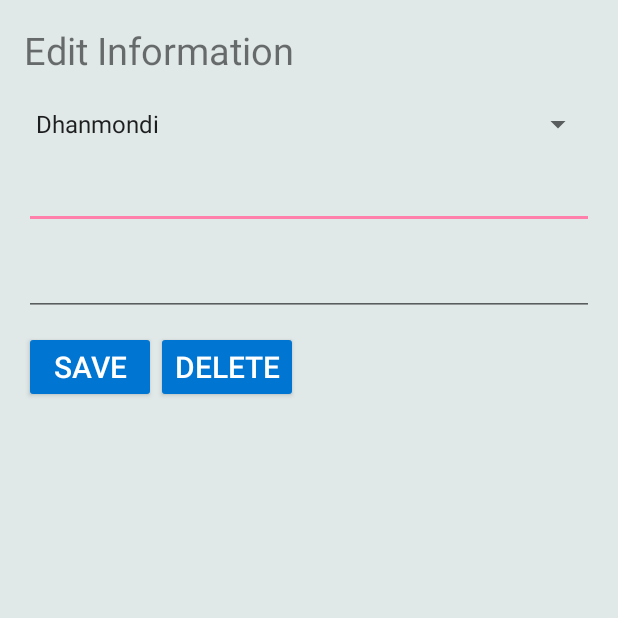
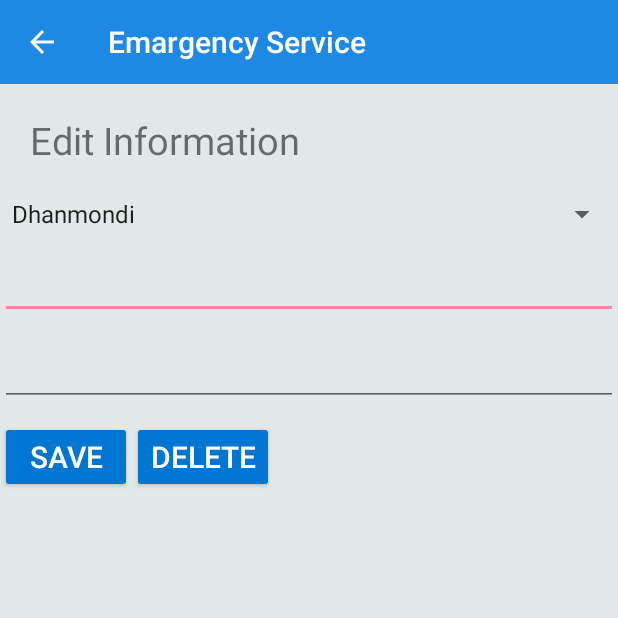
Before and after one commit to bdcosta07/EmergencyService, an Android app: the EditFireService screen opened directly, with no data from a screen before it, on a phone screen of 412 x 824 dp, the top half of it. Run offline under Robolectric (Android 15) with nearby library versions, the phone set to English and light mode, and no system bars; 4 statements that could not run were skipped.

Commit message:
Edits...

```diff
--- a/app/src/main/java/com/kichukkhon/emergencyservice/Activity/AmbulanceActivity.java
+++ b/app/src/main/java/com/kichukkhon/emergencyservice/Activity/AmbulanceActivity.java
@@ -49,6 +49,7 @@ public class AmbulanceActivity extends ESBaseActivity {
         mToolbar = (Toolbar) findViewById(R.id.toolbar);
 
         setSupportActionBar(mToolbar);
+        getSupportActionBar().setDisplayHomeAsUpEnabled(true);
         getSupportActionBar().setDisplayShowHomeEnabled(true);
 
 
--- a/app/src/main/java/com/kichukkhon/emergencyservice/Activity/FireServiceActivity.java
+++ b/app/src/main/java/com/kichukkhon/emergencyservice/Activity/FireServiceActivity.java
@@ -49,6 +49,7 @@ public class FireServiceActivity extends ESBaseActivity {
         mToolbar = (Toolbar) findViewById(R.id.toolbar);
 
         setSupportActionBar(mToolbar);
+        getSupportActionBar().setDisplayHomeAsUpEnabled(true);
         getSupportActionBar().setDisplayShowHomeEnabled(true);
 
 
--- a/app/src/main/java/com/kichukkhon/emergencyservice/Activity/MainActivity.java
+++ b/app/src/main/java/com/kichukkhon/emergencyservice/Activity/MainActivity.java
@@ -30,6 +30,7 @@ public class MainActivity extends ESBaseActivity {
         mToolbar = (Toolbar) findViewById(R.id.toolbar);
 
         setSupportActionBar(mToolbar);
+        //getSupportActionBar().setDisplayHomeAsUpEnabled(true);
         getSupportActionBar().setDisplayShowHomeEnabled(true);
 
         imgAmbulance=(ImageView)findViewById(R.id.imgAmbulance);
--- a/app/src/main/java/com/kichukkhon/emergencyservice/Activity/PoliceActivity.java
+++ b/app/src/main/java/com/kichukkhon/emergencyservice/Activity/PoliceActivity.java
@@ -45,6 +45,7 @@ public class PoliceActivity extends ESBaseActivity {
         mToolbar = (Toolbar) findViewById(R.id.toolbar);
 
         setSupportActionBar(mToolbar);
+        getSupportActionBar().setDisplayHomeAsUpEnabled(true);
         getSupportActionBar().setDisplayShowHomeEnabled(true);
 
         lvPoliceStation=(ListView)findViewById(R.id.lvPolice);
--- a/app/src/main/java/com/kichukkhon/emergencyservice/EditActivity/EditFireService.java
+++ b/app/src/main/java/com/kichukkhon/emergencyservice/EditActivity/EditFireService.java
@@ -5,6 +5,7 @@ import android.content.Intent;
 import android.support.v7.app.AlertDialog;
 import android.support.v7.app.AppCompatActivity;
 import android.os.Bundle;
+import android.support.v7.widget.Toolbar;
 import android.view.View;
 import android.widget.ArrayAdapter;
 import android.widget.EditText;
@@ -29,11 +30,18 @@ public class EditFireService extends AppCompatActivity {
     FireServiceInfo fireServiceInfo;
     FireServiceManager fireServiceManager;
     AreaManager areaManager;
+    Toolbar mToolbar;
 
     @Override
     protected void onCreate(Bundle savedInstanceState) {
         super.onCreate(savedInstanceState);
         setContentView(R.layout.activity_edit_fire_service);
+
+        mToolbar = (Toolbar) findViewById(R.id.toolbar);
+
+        setSupportActionBar(mToolbar);
+        getSupportActionBar().setDisplayHomeAsUpEnabled(true);
+        getSupportActionBar().setDisplayShowHomeEnabled(true);
 
         spinnerArea = (Spinner) findViewById(R.id.spinnerArea);
         txtAddress = (EditText) findViewById(R.id.txtAddress);
--- a/app/src/main/res/layout/activity_edit_fire_service.xml
+++ b/app/src/main/res/layout/activity_edit_fire_service.xml
@@ -3,20 +3,26 @@
     xmlns:tools="http://schemas.android.com/tools"
     android:layout_width="match_parent"
     android:layout_height="match_parent"
-    android:paddingBottom="@dimen/activity_vertical_margin"
-    android:paddingLeft="@dimen/activity_horizontal_margin"
-    android:paddingRight="@dimen/activity_horizontal_margin"
-    android:paddingTop="@dimen/activity_vertical_margin"
     android:orientation="vertical"
     android:background="@color/bg_color"
     tools:context="com.kichukkhon.emergencyservice.EditActivity.EditFireService">
+
+    <LinearLayout
+        android:layout_width="match_parent"
+        android:layout_height="wrap_content"
+        android:orientation="vertical">
+
+        <include
+            android:id="@+id/toolbar"
+            layout="@layout/toolbar" />
+    </LinearLayout>
 
     <TextView
         android:layout_width="match_parent"
         android:layout_height="wrap_content"
         android:text="Edit Information"
         android:textSize="25sp"
-        android:layout_marginBottom="20dp"/>
+        android:layout_margin="20dp"/>
     <Spinner
         android:id="@+id/spinnerArea"
         android:layout_width="match_parent"
```
Also changed, not shown: app/src/main/java/com/kichukkhon/emergencyservice/Create/CreateAmbulance.java (+8 -0 lines), app/src/main/java/com/kichukkhon/emergencyservice/Create/CreateFireService.java (+8 -0 lines), app/src/main/java/com/kichukkhon/emergencyservice/Create/CreatePolice.java (+8 -0 lines), app/src/main/java/com/kichukkhon/emergencyservice/EditActivity/EditAmbulance.java (+8 -0 lines), app/src/main/java/com/kichukkhon/emergencyservice/EditActivity/EditPolice.java (+8 -0 lines), app/src/main/res/layout/activity_ambulance.xml (+12 -9 lines), app/src/main/res/layout/activity_ambulance_edit.xml (+11 -5 lines), app/src/main/res/layout/activity_create_ambulance.xml (+13 -7 lines), app/src/main/res/layout/activity_create_fire_service.xml (+14 -6 lines), app/src/main/res/layout/activity_create_police.xml (+14 -6 lines), app/src/main/res/layout/activity_edit_police.xml (+11 -5 lines), app/src/main/res/layout/activity_fire_service.xml (+13 -10 lines), app/src/main/res/layout/activity_police.xml (+12 -9 lines).
